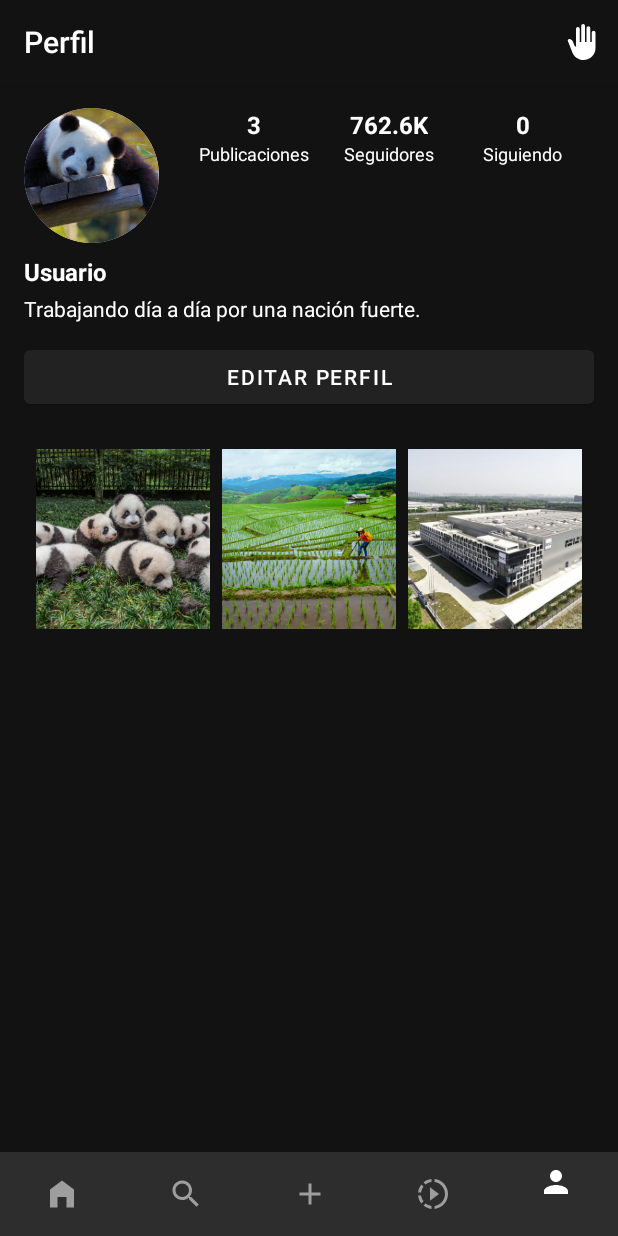
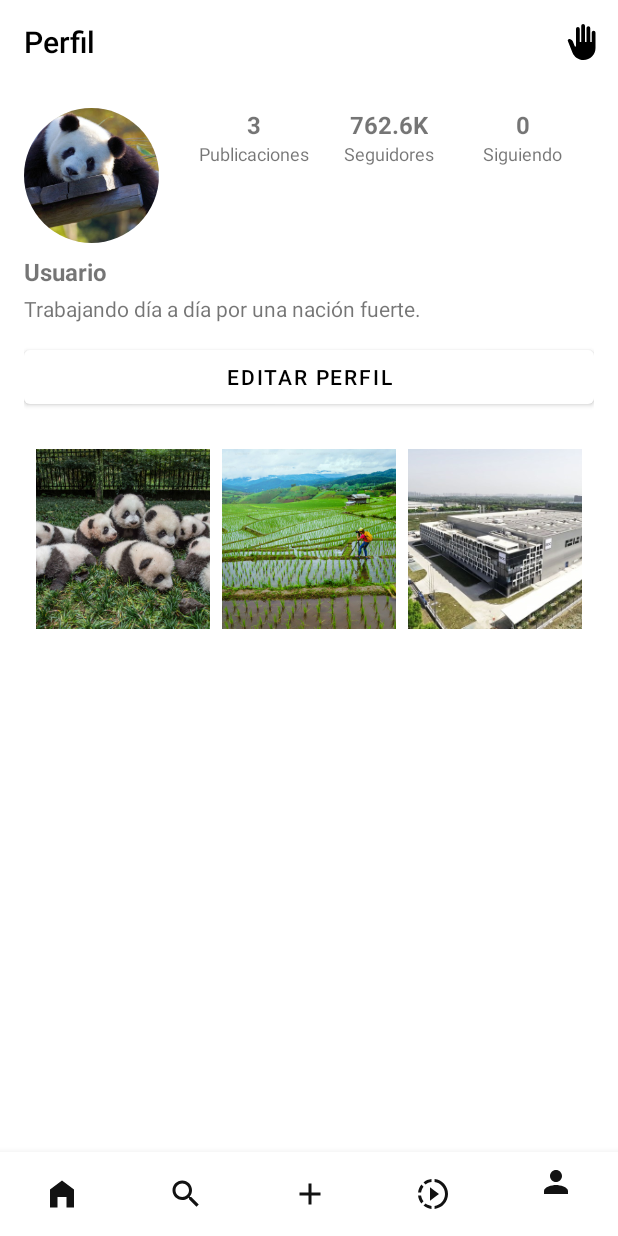
Before and after one commit to apereiram00/ProgramacionAndroid, an Android app: the PerfilFragment screen opened through its navigation route, on a phone screen of 412 x 824 dp. Run offline under Robolectric (Android 15) with nearby library versions, the light colour scheme and no system bars; our stand-ins replace Firebase (no records; nobody signed in at launch, a user with empty details on screens opened directly), Room's generated code; pictures from the network do not load.

Commit message:
configurar modo oscuro

```diff
--- a/Chinagram/app/src/main/AndroidManifest.xml
+++ b/Chinagram/app/src/main/AndroidManifest.xml
@@ -15,7 +15,8 @@
         tools:targetApi="31">
         <activity
             android:name=".MainActivity"
-            android:exported="true">
+            android:exported="true"
+            android:theme="@style/Theme.Chinagram">
             <intent-filter>
                 <action android:name="android.intent.action.MAIN" />
 
--- a/Chinagram/app/src/main/java/com/example/chinagram/MainActivity.java
+++ b/Chinagram/app/src/main/java/com/example/chinagram/MainActivity.java
@@ -3,6 +3,8 @@
 
 package com.example.chinagram;
 
+import android.content.res.ColorStateList;
+import android.graphics.drawable.Drawable;
 import android.os.Bundle;
 import android.util.Log;
 import android.view.MenuItem;
@@ -45,7 +47,8 @@ public class MainActivity extends AppCompatActivity {
     protected void onCreate(Bundle savedInstanceState) {
         prefsHelper = new SharedPreferencesHelper(this);
         int savedTheme = prefsHelper.recuperarTema();
-        AppCompatDelegate.setDefaultNightMode(savedTheme);
+        Log.d("MainActivity", "Cargando tema: " + (savedTheme == AppCompatDelegate.MODE_NIGHT_YES ? "Oscuro" : "Claro"));
+        AppCompatDelegate.setDefaultNightMode(savedTheme); // Aplico el tema guardado por defecto
 
         super.onCreate(savedInstanceState);
 
@@ -57,6 +60,7 @@ public class MainActivity extends AppCompatActivity {
         binding.toolbar.setVisibility(View.GONE);
         binding.bottomNavigation.setVisibility(View.GONE);
 
+        Log.d("MainActivity", "Color del ícono en BottomNavigation: " + binding.bottomNavigation.getItemIconTintList());
         // Configuro el NavController desde el NavHostFragment
         try {
             NavHostFragment navHostFragment = (NavHostFragment) getSupportFragmentManager().findFragmentById(R.id.nav_host_fragment);
@@ -104,18 +108,27 @@ public class MainActivity extends AppCompatActivity {
             // Limpio el menú de la toolbar antes de personalizarlo
             binding.toolbar.getMenu().clear();
             if (currentFragmentId == ID_PERFIL_FRAGMENT) {
-                // Inflo un menú específico para el perfil
                 binding.toolbar.inflateMenu(R.menu.toolbar_menu);
                 MenuItem menuItem = binding.toolbar.getMenu().findItem(R.id.action_menu);
                 if (menuItem != null) {
-                    // Personalizo el ícono del menú color y tamaño (aunque el tamaño definiendolo en el Main funciona como quiere)
-                    menuItem.getIcon().mutate().setTintList(android.content.res.ColorStateList.valueOf(ContextCompat.getColor(this, R.color.white)));
+                    int currentTheme = AppCompatDelegate.getDefaultNightMode();
+                    Log.d("MainActivity", "Tema actual: " + (currentTheme == AppCompatDelegate.MODE_NIGHT_YES ? "Oscuro" : "Claro"));
+                    int color;
+                    if (currentTheme == AppCompatDelegate.MODE_NIGHT_NO) {
+                        color = ContextCompat.getColor(this, android.R.color.background_dark); // Negro explícito en modo claro
+                    } else {
+                        color = ContextCompat.getColor(this, android.R.color.white); // Blanco explícito en modo oscuro
+                    }
+                    Log.d("MainActivity", "Color del ícono del menú antes de aplicar: " + color + " (Hex: #" + String.format("%06X", (0xFFFFFF & color)) + ")");
+                    Drawable icon = menuItem.getIcon();
+                    if (icon != null) {
+                        icon.mutate().setTintList(ColorStateList.valueOf(color));
+                        Log.d("MainActivity", "Color aplicado al ícono: " + color + " (Hex: #" + String.format("%06X", (0xFFFFFF & color)) + ")");
+                    }
                     int size = (int) (24 * getResources().getDisplayMetrics().density);
-                    menuItem.getIcon().setBounds(0, 0, size, size); // Funciona como quiere, no es óptimo
+                    menuItem.getIcon().setBounds(0, 0, size, size);
                 }
                 Log.d("MainActivity", "Menú mostrado para PerfilFragment. Ítems: " + binding.toolbar.getMenu().size());
-            } else {
-                Log.d("MainActivity", "Menú oculto para fragmento " + currentFragmentId);
             }
 
             // Actualizo el título de la toolbar según el fragmento actual
--- a/Chinagram/app/src/main/java/com/example/chinagram/Model/SharedPreferencesHelper.java
+++ b/Chinagram/app/src/main/java/com/example/chinagram/Model/SharedPreferencesHelper.java
@@ -5,6 +5,8 @@ package com.example.chinagram.Model;
 
 import android.content.Context;
 import android.content.SharedPreferences;
+import android.util.Log;
+
 import androidx.appcompat.app.AppCompatDelegate;
 
 public class SharedPreferencesHelper {
@@ -36,13 +38,16 @@ public class SharedPreferencesHelper {
     }
 
     public void guardarTema(int themeMode) {// Guardo el modo del tema (por ejemplo, MODE_NIGHT_YES o MODE_NIGHT_NO)
+        Log.d("SharedPreferencesHelper", "Guardando tema: " + (themeMode == AppCompatDelegate.MODE_NIGHT_YES ? "Oscuro" : "Claro"));
         SharedPreferences.Editor editor = sharedPreferences.edit();
         editor.putInt(KEY_THEME, themeMode);       // Almaceno el valor del tema
         editor.apply();                            // Aplica cambios
     }
 
-    public int recuperarTema() { // Recupero el tema guardado, uso modo oscuro por defecto si no hay valor
-        return sharedPreferences.getInt(KEY_THEME, AppCompatDelegate.MODE_NIGHT_YES);
+    public int recuperarTema() {
+        int theme = sharedPreferences.getInt(KEY_THEME, AppCompatDelegate.MODE_NIGHT_NO);
+        Log.d("SharedPreferencesHelper", "Recuperando tema: " + (theme == AppCompatDelegate.MODE_NIGHT_YES ? "Oscuro" : "Claro"));
+        return theme;
     }
 
     public void limpiarLogin() { // Elimino las preferencias relacionadas con el login
--- a/Chinagram/app/src/main/res/drawable/bottom_nav_icon_colors.xml
+++ b/Chinagram/app/src/main/res/drawable/bottom_nav_icon_colors.xml
@@ -1,5 +1,5 @@
 <?xml version="1.0" encoding="utf-8"?>
 <selector xmlns:android="http://schemas.android.com/apk/res/android">
-    <item android:color="@color/white" android:state_checked="true" /> <!-- Color cuando está seleccionado -->
-    <item android:color="@color/gray" android:state_checked="false" /> <!-- Color cuando no está seleccionado -->
+    <item android:color="@color/white" android:state_checked="true"/> <!-- Gris cuando está seleccionado -->
+    <item android:color="@color/white" android:state_checked="false"/> <!-- Gris cuando no está seleccionado -->
 </selector>
--- a/Chinagram/app/src/main/res/drawable/bottom_nav_icon_colors_light.xml
+++ b/Chinagram/app/src/main/res/drawable/bottom_nav_icon_colors_light.xml
@@ -1,5 +1,5 @@
 <?xml version="1.0" encoding="utf-8"?>
 <selector xmlns:android="http://schemas.android.com/apk/res/android">
-    <item android:color="@android:color/black" android:state_checked="true"/>
-    <item android:color="#757575"/> <!-- Gris para ítems no seleccionados -->
+    <item android:color="@color/dark_background" android:state_checked="true"/> <!-- Gris cuando está seleccionado -->
+    <item android:color="@color/dark_background" android:state_checked="false"/> <!-- Gris cuando no está seleccionado -->
 </selector>
--- /dev/null
+++ b/Chinagram/app/src/main/res/drawable/toolbar_icon_colors_light.xml
@@ -0,0 +1,4 @@
+<?xml version="1.0" encoding="utf-8"?>
+<selector xmlns:android="http://schemas.android.com/apk/res/android">
+    <item android:color="@color/dark_background"/>
+</selector>
--- a/Chinagram/app/src/main/res/layout/activity_main.xml
+++ b/Chinagram/app/src/main/res/layout/activity_main.xml
@@ -5,20 +5,17 @@
     xmlns:tools="http://schemas.android.com/tools"
     android:layout_width="match_parent"
     android:layout_height="match_parent"
-    android:background="@color/dark_background"
     tools:context=".MainActivity">
 
     <androidx.appcompat.widget.Toolbar
         android:id="@+id/toolbar"
         android:layout_width="0dp"
         android:layout_height="?attr/actionBarSize"
-        android:background="@color/dark_background"
         android:elevation="4dp"
         app:title="Para ti"
         app:layout_constraintTop_toTopOf="parent"
         app:layout_constraintStart_toStartOf="parent"
         app:layout_constraintEnd_toEndOf="parent"
-        app:titleTextColor="@color/white"
         app:menu="@menu/toolbar_menu"/>
 
     <androidx.fragment.app.FragmentContainerView
@@ -37,13 +34,9 @@
         android:id="@+id/bottom_navigation"
         android:layout_width="0dp"
         android:layout_height="wrap_content"
-        android:background="@color/dark_background"
         app:menu="@menu/bottom_nav_menu"
-        style="@style/BottomNavigationStyle"
         app:layout_constraintBottom_toBottomOf="parent"
         app:layout_constraintStart_toStartOf="parent"
-        app:layout_constraintEnd_toEndOf="parent"
-        app:itemIconTint="@drawable/bottom_nav_icon_colors"
-        app:itemTextColor="@drawable/bottom_nav_icon_colors"/>
+        app:layout_constraintEnd_toEndOf="parent"/>
 
 </androidx.constraintlayout.widget.ConstraintLayout>
--- a/Chinagram/app/src/main/res/layout/fragment_buscar.xml
+++ b/Chinagram/app/src/main/res/layout/fragment_buscar.xml
@@ -4,7 +4,6 @@
     xmlns:tools="http://schemas.android.com/tools"
     android:layout_width="match_parent"
     android:layout_height="match_parent"
-    android:background="@color/dark_background"
     tools:context=".UI.BuscarFragment">
 
     <TextView
@@ -12,7 +11,6 @@
         android:layout_width="wrap_content"
         android:layout_height="wrap_content"
         android:text="BuscarFragment (vacío por ahora)"
-        android:textColor="@color/white"
         android:textSize="18sp"
         app:layout_constraintTop_toTopOf="parent"
         app:layout_constraintBottom_toBottomOf="parent"
--- a/Chinagram/app/src/main/res/layout/fragment_home.xml
+++ b/Chinagram/app/src/main/res/layout/fragment_home.xml
@@ -4,7 +4,6 @@
     xmlns:tools="http://schemas.android.com/tools"
     android:layout_width="match_parent"
     android:layout_height="match_parent"
-    android:background="@color/dark_background"
     tools:context=".UI.HomeFragment">
 
     <TextView
@@ -12,7 +11,6 @@
         android:layout_width="wrap_content"
         android:layout_height="wrap_content"
         android:text="HomeFragment (vacío por ahora)"
-        android:textColor="@color/white"
         android:textSize="18sp"
         app:layout_constraintTop_toTopOf="parent"
         app:layout_constraintBottom_toBottomOf="parent"
--- a/Chinagram/app/src/main/res/layout/fragment_perfil.xml
+++ b/Chinagram/app/src/main/res/layout/fragment_perfil.xml
@@ -4,7 +4,6 @@
     xmlns:app="http://schemas.android.com/apk/res-auto"
     android:layout_width="match_parent"
     android:layout_height="match_parent"
-    android:background="@color/dark_background"
     android:padding="16dp">
 
     <ImageView
@@ -25,7 +24,6 @@
         android:text="0"
         android:textSize="16sp"
         android:textStyle="bold"
-        android:textColor="@color/white"
         app:layout_constraintTop_toTopOf="parent"
         app:layout_constraintStart_toEndOf="@id/fotoPerfilImageView"
         app:layout_constraintEnd_toStartOf="@id/seguidoresTextView"
@@ -37,7 +35,6 @@
         android:layout_height="wrap_content"
         android:text="Publicaciones"
         android:textSize="12sp"
-        android:textColor="@color/white"
         app:layout_constraintTop_toBottomOf="@id/publicacionesTextView"
         app:layout_constraintStart_toStartOf="@id/publicacionesTextView"
         app:layout_constraintEnd_toEndOf="@id/publicacionesTextView"/>
@@ -49,7 +46,6 @@
         android:text="0"
         android:textSize="16sp"
         android:textStyle="bold"
-        android:textColor="@color/white"
         app:layout_constraintTop_toTopOf="parent"
         app:layout_constraintStart_toEndOf="@id/publicacionesTextView"
         app:layout_constraintEnd_toStartOf="@id/siguiendoTextView"
@@ -61,7 +57,6 @@
         android:layout_height="wrap_content"
         android:text="Seguidores"
         android:textSize="12sp"
-        android:textColor="@color/white"
         app:layout_constraintTop_toBottomOf="@id/seguidoresTextView"
         app:layout_constraintStart_toStartOf="@id/seguidoresTextView"
         app:layout_constraintEnd_toEndOf="@id/seguidoresTextView"/>
@@ -73,7 +68,6 @@
         android:text="0"
         android:textSize="16sp"
         android:textStyle="bold"
-        android:textColor="@color/white"
         app:layout_constraintTop_toTopOf="parent"
         app:layout_constraintStart_toEndOf="@id/seguidoresTextView"
         app:layout_constraintEnd_toEndOf="parent"
@@ -85,7 +79,6 @@
         android:layout_height="wrap_content"
         android:text="Siguiendo"
         android:textSize="12sp"
-        android:textColor="@color/white"
         app:layout_constraintTop_toBottomOf="@id/siguiendoTextView"
         app:layout_constraintStart_toStartOf="@id/siguiendoTextView"
         app:layout_constraintEnd_toEndOf="@id/siguiendoTextView"/>
@@ -97,7 +90,6 @@
         android:text="Nombre"
         android:textSize="16sp"
         android:textStyle="bold"
-        android:textColor="@color/white"
         app:layout_constraintTop_toBottomOf="@id/fotoPerfilImageView"
         app:layout_constraintStart_toStartOf="parent"
         android:layout_marginTop="8dp"/>
@@ -108,7 +100,6 @@
         android:layout_height="wrap_content"
         android:text="Biografía"
         android:textSize="14sp"
-        android:textColor="@color/white"
         app:layout_constraintTop_toBottomOf="@id/nombreTextView"
         app:layout_constraintStart_toStartOf="parent"
         app:layout_constraintEnd_toEndOf="parent"
@@ -120,8 +111,6 @@
         android:layout_height="wrap_content"
         android:text="Editar Perfil"
         android:textSize="14sp"
-        android:backgroundTint="@color/dark_background"
-        android:textColor="@color/white"
         app:layout_constraintTop_toBottomOf="@id/biografiaTextView"
         app:layout_constraintStart_toStartOf="parent"
         app:layout_constraintEnd_toEndOf="parent"
--- a/Chinagram/app/src/main/res/layout/fragment_reels.xml
+++ b/Chinagram/app/src/main/res/layout/fragment_reels.xml
@@ -4,7 +4,6 @@
     xmlns:tools="http://schemas.android.com/tools"
     android:layout_width="match_parent"
     android:layout_height="match_parent"
-    android:background="@color/dark_background"
     tools:context=".UI.ReelsFragment">
 
     <TextView
@@ -12,7 +11,6 @@
         android:layout_width="wrap_content"
         android:layout_height="wrap_content"
         android:text="ReelsFragment (vacío por ahora)"
-        android:textColor="@color/white"
         android:textSize="18sp"
         app:layout_constraintTop_toTopOf="parent"
         app:layout_constraintBottom_toBottomOf="parent"
--- a/Chinagram/app/src/main/res/layout/fragment_subir.xml
+++ b/Chinagram/app/src/main/res/layout/fragment_subir.xml
@@ -4,7 +4,6 @@
     xmlns:tools="http://schemas.android.com/tools"
     android:layout_width="match_parent"
     android:layout_height="match_parent"
-    android:background="@color/dark_background"
     tools:context=".UI.SubirFragment">
 
     <TextView
@@ -12,7 +11,6 @@
         android:layout_width="wrap_content"
         android:layout_height="wrap_content"
         android:text="SubirFragment (vacío por ahora)"
-        android:textColor="@color/white"
         android:textSize="18sp"
         app:layout_constraintTop_toTopOf="parent"
         app:layout_constraintBottom_toBottomOf="parent"
--- a/Chinagram/app/src/main/res/values/themes.xml
+++ b/Chinagram/app/src/main/res/values/themes.xml
@@ -1,33 +1,39 @@
 <?xml version="1.0" encoding="utf-8"?>
 <resources xmlns:tools="http://schemas.android.com/tools">
-    <!-- Tema principal (base) -->
-    <style name="Theme.Chinagram" parent="Theme.MaterialComponents.DayNight.NoActionBar">
+    <!-- Tema principal (claro por defecto) -->
+    <style name="Theme.Chinagram" parent="Theme.MaterialComponents.Light.NoActionBar">
+        <item name="colorPrimary">@android:color/white</item>
+        <item name="colorPrimaryVariant">#E0E0E0</item>
+        <item name="colorOnPrimary">@android:color/black</item>
+        <item name="colorSecondary">@color/accent_color</item>
+        <item name="colorOnSecondary">@android:color/black</item>
+        <item name="android:windowBackground">@android:color/white</item>
+        <item name="actionMenuTextColor">@android:color/black</item>
+        <item name="android:actionMenuTextColor">@android:color/black</item>
+        <item name="toolbarStyle">@style/Widget.AppCompat.Toolbar</item>
+        <item name="android:textColorPrimary">@android:color/black</item>
+        <item name="alertDialogTheme">@style/LightDialogTheme</item>
+        <item name="bottomNavigationStyle">@style/BottomNavigationStyle.Light</item>
+        <item name="android:statusBarColor">@color/dark_background</item>
+        <item name="android:navigationBarColor">@color/dark_background</item>
+    </style>
+
+    <!-- Tema oscuro -->
+    <style name="Theme.Chinagram.Dark" parent="Theme.MaterialComponents.DayNight.NoActionBar">
         <item name="colorPrimary">@color/dark_background</item>
         <item name="colorPrimaryVariant">@color/dark_background</item>
         <item name="colorOnPrimary">@color/white</item>
         <item name="colorSecondary">@color/accent_color</item>
         <item name="colorOnSecondary">@color/white</item>
+        <item name="android:windowBackground">@color/dark_background</item>
         <item name="actionMenuTextColor">@color/white</item>
         <item name="android:actionMenuTextColor">@color/white</item>
         <item name="toolbarStyle">@style/Widget.AppCompat.Toolbar</item>
         <item name="android:textColorPrimary">@color/white</item>
         <item name="alertDialogTheme">@style/DarkDialogTheme</item>
         <item name="bottomNavigationStyle">@style/BottomNavigationStyle</item>
-    </style>
-
-    <!-- Tema claro -->
-    <style name="Theme.Chinagram.Light" parent="Theme.MaterialComponents.Light.NoActionBar">
-        <item name="colorPrimary">@android:color/white</item>
-        <item name="colorPrimaryVariant">#E0E0E0</item>
-        <item name="colorOnPrimary">@android:color/black</item>
-        <item name="colorSecondary">@color/accent_color</item>
-        <item name="colorOnSecondary">@android:color/black</item>
-        <item name="actionMenuTextColor">@android:color/black</item>
-        <item name="android:actionMenuTextColor">@android:color/black</item>
-        <item name="toolbarStyle">@style/Widget.AppCompat.Toolbar</item>
-        <item name="android:textColorPrimary">@android:color/black</item>
-        <item name="alertDialogTheme">@style/LightDialogTheme</item>
-        <item name="bottomNavigationStyle">@style/BottomNavigationStyle.Light</item>
+        <item name="android:statusBarColor">@color/dark_background</item>
+        <item name="android:navigationBarColor">@color/dark_background</item>
     </style>
 
     <!-- Estilo para diálogos oscuros -->
```
Also changed, not shown: Chinagram/app/src/main/java/com/example/chinagram/UI/OpcionesFragment.java (+5 -6 lines), Chinagram/app/src/main/res/layout/dialog_editar_perfil.xml (+1 -8 lines), Chinagram/app/src/main/res/layout/fragment_login.xml (+3 -10 lines), Chinagram/app/src/main/res/layout/fragment_opciones.xml (+2 -10 lines), Chinagram/app/src/main/res/values-night/themes.xml (deleted, +0 -7 lines).
